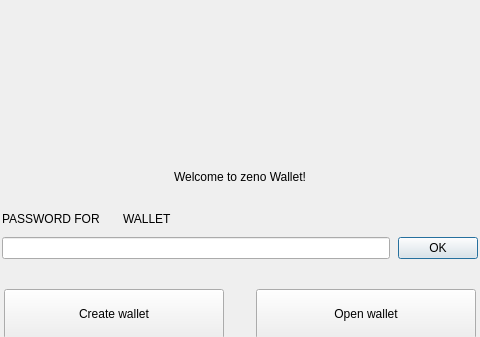
Before: the Qt Designer form src/Gui/NoWallet/NoWalletFrame.ui in zeno-project/zeno-gui, drawn with Qt 5; both pictures show x 179 to 659 and y 0 to 337 of the 838 by 660 pixel window.
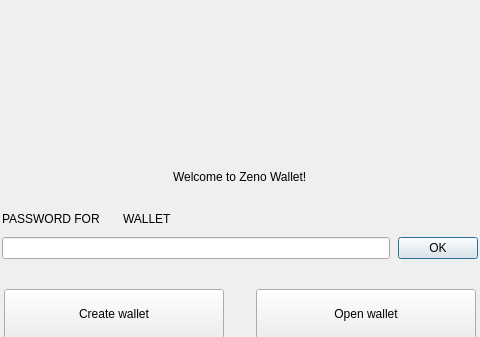
After: the same form once the commit is applied. Custom widgets are drawn as their Qt base class.

The edit to the form file:
```diff
--- a/src/Gui/NoWallet/NoWalletFrame.ui
+++ b/src/Gui/NoWallet/NoWalletFrame.ui
@@ -54,7 +54,7 @@
    <item alignment="Qt::AlignHCenter">
     <widget class="WalletGui::WalletHeaderLabel" name="m_welcomeLabel">
      <property name="text">
-      <string>Welcome to zeno Wallet!</string>
+      <string>Welcome to Zeno Wallet!</string>
      </property>
     </widget>
    </item>
```
